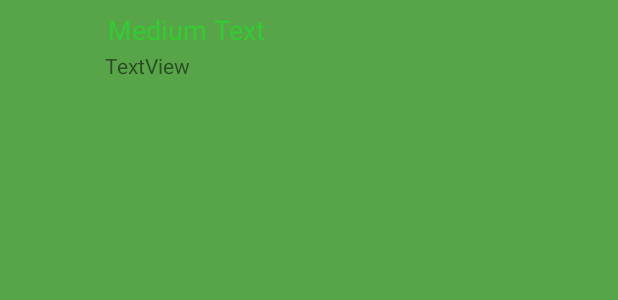
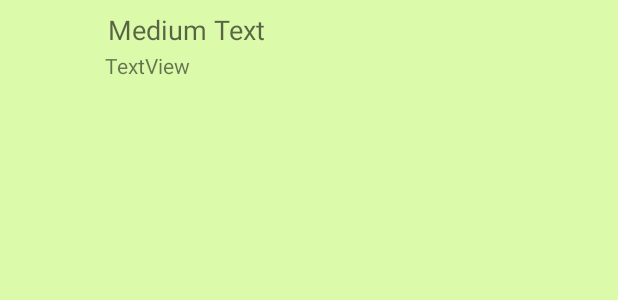
Before and after one commit to Jooster2/DAT255, an Android app: the layout row_achievements.xml on its own in the app's theme, with its tools: preview values and no code run, on a phone screen of 412 x 824 dp. Shown: the top 300 px of the screen. Run offline under Robolectric (Android 15) with nearby library versions, the phone set to English and light mode, and no system bars.

Commit message:
Minor fix

```diff
--- a/app/src/main/java/com/soctec/soctec/core/AchievementsAdapter.java
+++ b/app/src/main/java/com/soctec/soctec/core/AchievementsAdapter.java
@@ -11,7 +11,7 @@ import android.widget.ArrayAdapter;
 import android.widget.ImageView;
 import android.widget.TextView;
 import com.soctec.soctec.R;
-import com.soctec.soctec.core.FileHandler;
+import com.soctec.soctec.utils.FileHandler;
 import java.util.ArrayList;
 
 public class AchievementsAdapter extends ArrayAdapter {
--- a/app/src/main/res/layout/row_achievements.xml
+++ b/app/src/main/res/layout/row_achievements.xml
@@ -3,7 +3,7 @@
               android:layout_width="match_parent"
               android:layout_height="match_parent"
               android:orientation="horizontal"
-              android:background="#58A449">
+              android:background="#dbfaaa">
 
     <ImageView
         android:id="@+id/icon"
@@ -23,8 +23,7 @@
             android:textAppearance="?android:attr/textAppearanceMedium"
             android:layout_marginLeft="10dp"
             android:layout_marginTop="5dp"
-            android:padding="2dp"
-            android:textColor="#33CC33" />
+            android:padding="2dp"/>
         <TextView
             android:id="@+id/context"
             android:layout_width="wrap_content"
```
